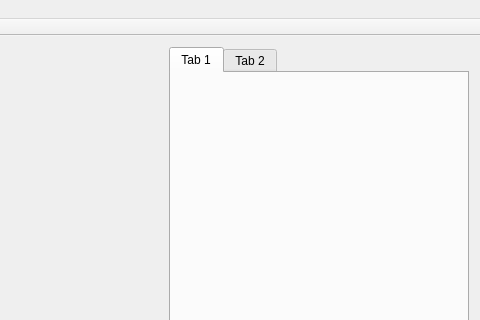
Before: the Qt Designer form apps/placement_viewer/mainwindow.ui in eclufsc/ophidian, drawn with Qt 5; both pictures show x 708 to 1188 and y 0 to 320 of the 1188 by 583 pixel window.
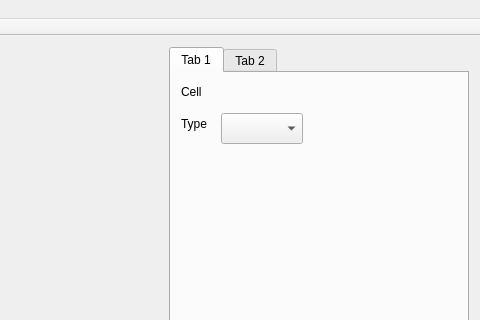
After: the same form once the commit is applied. Custom widgets are drawn as their Qt base class.

Commit message: placement viewer allowing to change cell type

```diff
--- a/apps/placement_viewer/mainwindow.ui
+++ b/apps/placement_viewer/mainwindow.ui
@@ -42,6 +42,55 @@
        <attribute name="title">
         <string>Tab 1</string>
        </attribute>
+       <widget class="QLabel" name="label">
+        <property name="geometry">
+         <rect>
+          <x>10</x>
+          <y>10</y>
+          <width>59</width>
+          <height>17</height>
+         </rect>
+        </property>
+        <property name="text">
+         <string>Cell</string>
+        </property>
+       </widget>
+       <widget class="QLabel" name="label_2">
+        <property name="geometry">
+         <rect>
+          <x>10</x>
+          <y>40</y>
+          <width>59</width>
+          <height>21</height>
+         </rect>
+        </property>
+        <property name="text">
+         <string>Type</string>
+        </property>
+       </widget>
+       <widget class="QLabel" name="label_cell_name">
+        <property name="geometry">
+         <rect>
+          <x>50</x>
+          <y>10</y>
+          <width>59</width>
+          <height>17</height>
+         </rect>
+        </property>
+        <property name="text">
+         <string/>
+        </property>
+       </widget>
+       <widget class="QComboBox" name="combo_box_cell_type">
+        <property name="geometry">
+         <rect>
+          <x>50</x>
+          <y>40</y>
+          <width>82</width>
+          <height>31</height>
+         </rect>
+        </property>
+       </widget>
       </widget>
       <widget class="QWidget" name="tab_2">
        <attribute name="title">
```
Left out of the diff: 6 changed lines with no effect on the pictures. The commit also changes 14 other files.
